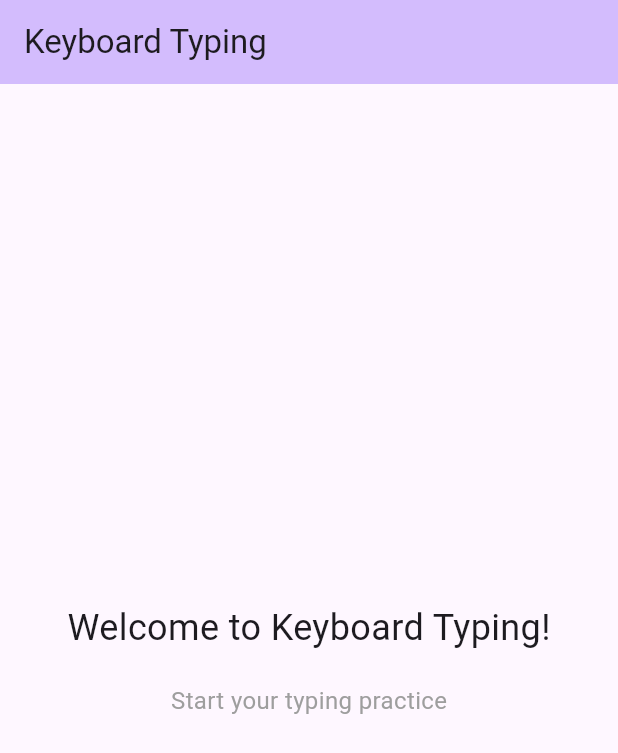
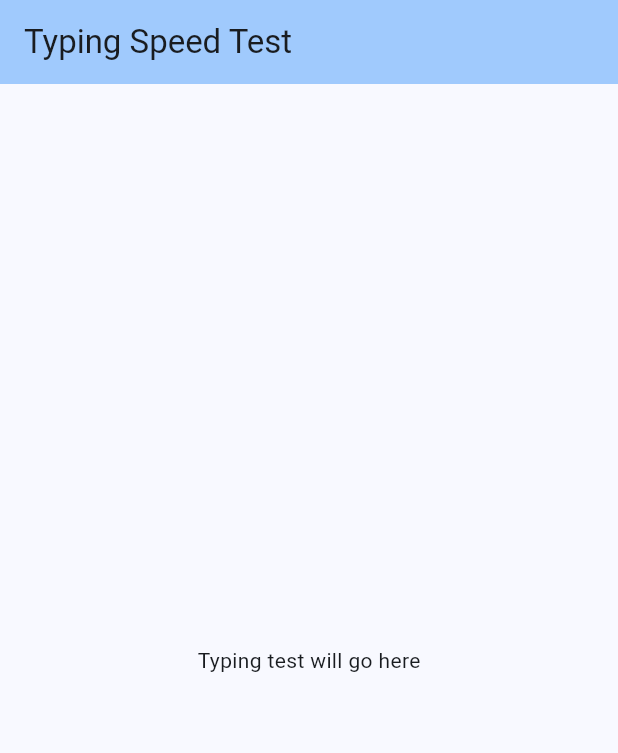
Before and after one commit to Ahmad-Elhajj-04/keyboard_typing, a Flutter app: the screen it shows after launch, on a phone screen of 412 x 824 dp. Shown: the top 753 px of the screen. Run offline on Flutter 3.47's test engine with Material 3 defaults, Android fonts, the phone set to English and light mode, and no system bars.

Commit message:
Create basic TypingTestPage widget structure

```diff
--- a/lib/main.dart
+++ b/lib/main.dart
@@ -10,46 +10,34 @@ class MyApp extends StatelessWidget {
   @override
   Widget build(BuildContext context) {
     return MaterialApp(
-      title: 'Keyboard Typing',
+      title: 'Typing Speed Test',
+      debugShowCheckedModeBanner: false,
       theme: ThemeData(
-        colorScheme: ColorScheme.fromSeed(seedColor: Colors.deepPurple),
+        colorScheme: ColorScheme.fromSeed(seedColor: Colors.blue),
         useMaterial3: true,
       ),
-      home: const TypingHomePage(),
+      home: const TypingTestPage(),
     );
   }
 }
 
-class TypingHomePage extends StatefulWidget {
-  const TypingHomePage({super.key});
+class TypingTestPage extends StatefulWidget {
+  const TypingTestPage({super.key});
 
   @override
-  State<TypingHomePage> createState() => _TypingHomePageState();
+  State<TypingTestPage> createState() => _TypingTestPageState();
 }
 
-class _TypingHomePageState extends State<TypingHomePage> {
+class _TypingTestPageState extends State<TypingTestPage> {
   @override
   Widget build(BuildContext context) {
     return Scaffold(
       appBar: AppBar(
+        title: const Text('Typing Speed Test'),
         backgroundColor: Theme.of(context).colorScheme.inversePrimary,
-        title: const Text('Keyboard Typing'),
       ),
       body: const Center(
-        child: Column(
-          mainAxisAlignment: MainAxisAlignment.center,
-          children: [
-            Text(
-              'Welcome to Keyboard Typing!',
-              style: TextStyle(fontSize: 24),
-            ),
-            SizedBox(height: 20),
-            Text(
-              'Start your typing practice',
-              style: TextStyle(fontSize: 16, color: Colors.grey),
-            ),
-          ],
-        ),
+        child: Text('Typing test will go here'),
       ),
     );
   }
```
